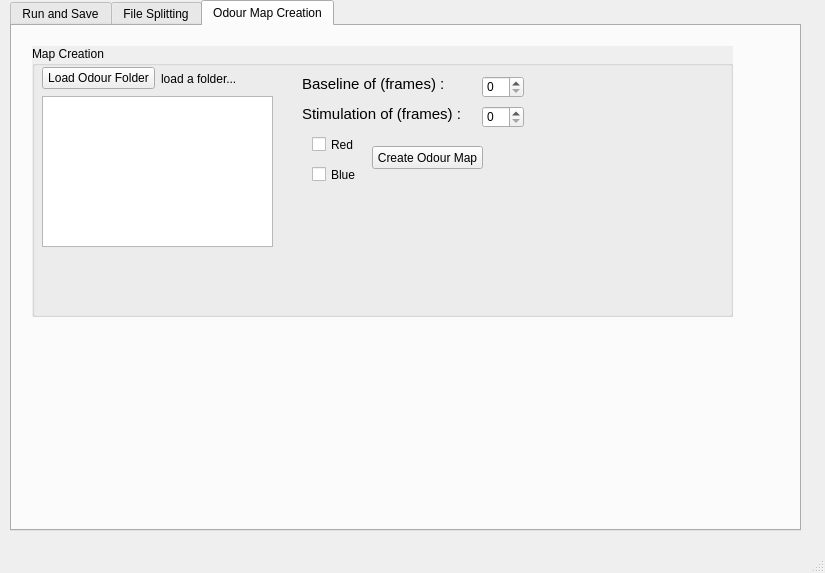
The window that isoi_window_V2.ui (JohnstonLab/OMMI) describes before a commit, drawn with Qt 5.
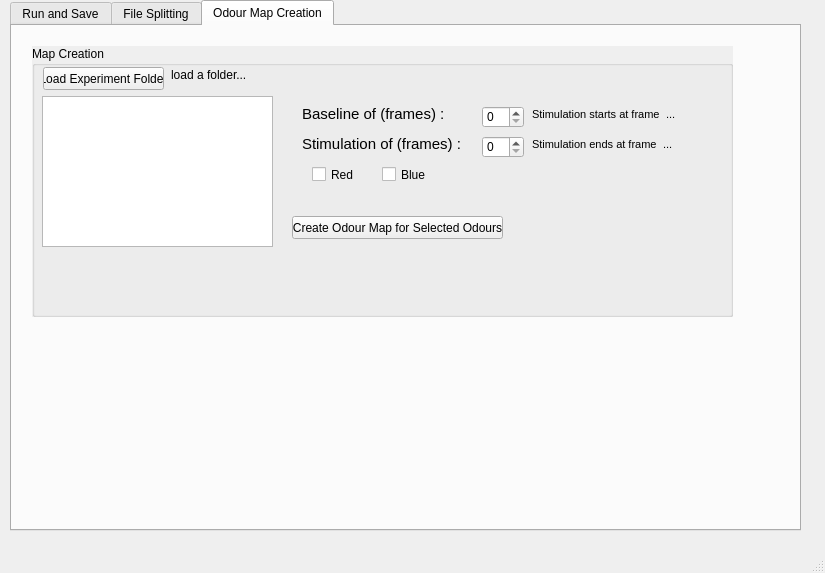
The same window after the commit. The open tabs and pages were chosen to show the change.

Commit message: connection between GUI and odour map panel

```diff
--- a/isoi_window_V2.ui
+++ b/isoi_window_V2.ui
@@ -891,7 +891,7 @@
        <property name="geometry">
         <rect>
          <x>270</x>
-         <y>30</y>
+         <y>60</y>
          <width>151</width>
          <height>16</height>
         </rect>
@@ -909,7 +909,7 @@
        <property name="geometry">
         <rect>
          <x>450</x>
-         <y>30</y>
+         <y>60</y>
          <width>42</width>
          <height>22</height>
         </rect>
@@ -919,7 +919,7 @@
        <property name="geometry">
         <rect>
          <x>270</x>
-         <y>60</y>
+         <y>90</y>
          <width>171</width>
          <height>16</height>
         </rect>
@@ -937,7 +937,7 @@
        <property name="geometry">
         <rect>
          <x>450</x>
-         <y>60</y>
+         <y>90</y>
          <width>42</width>
          <height>22</height>
         </rect>
@@ -947,7 +947,7 @@
        <property name="geometry">
         <rect>
          <x>280</x>
-         <y>90</y>
+         <y>120</y>
          <width>70</width>
          <height>17</height>
         </rect>
@@ -959,7 +959,7 @@
       <widget class="QCheckBox" name="blueProcess">
        <property name="geometry">
         <rect>
-         <x>280</x>
+         <x>350</x>
          <y>120</y>
          <width>70</width>
          <height>17</height>
@@ -972,42 +972,128 @@
       <widget class="QPushButton" name="mapBtn">
        <property name="geometry">
         <rect>
-         <x>340</x>
-         <y>100</y>
-         <width>111</width>
+         <x>260</x>
+         <y>170</y>
+         <width>211</width>
          <height>23</height>
         </rect>
        </property>
        <property name="text">
-        <string>Create Odour Map</string>
+        <string>Create Odour Map for Selected Odours</string>
        </property>
       </widget>
-      <widget class="QWidget" name="layoutWidget">
+      <widget class="QWidget" name="">
        <property name="geometry">
         <rect>
-         <x>10</x>
-         <y>20</y>
-         <width>231</width>
-         <height>25</height>
+         <x>500</x>
+         <y>90</y>
+         <width>171</width>
+         <height>16</height>
         </rect>
        </property>
-       <layout class="QHBoxLayout" name="horizontalLayout_13">
+       <layout class="QHBoxLayout" name="horizontalLayout_14">
         <item>
-         <widget class="QPushButton" name="loadOdourFolderBtn">
+         <widget class="QLabel" name="label_22">
+          <property name="font">
+           <font>
+            <pointsize>8</pointsize>
+           </font>
+          </property>
           <property name="text">
-           <string>Load Odour Folder</string>
+           <string>Stimulation ends at frame</string>
           </property>
          </widget>
         </item>
         <item>
-         <widget class="QLabel" name="odourFolder">
+         <widget class="QLabel" name="stimEndLabel">
+          <property name="font">
+           <font>
+            <pointsize>8</pointsize>
+           </font>
+          </property>
           <property name="text">
-           <string>load a folder...</string>
+           <string>...</string>
           </property>
          </widget>
         </item>
        </layout>
       </widget>
+      <widget class="QWidget" name="">
+       <property name="geometry">
+        <rect>
+         <x>500</x>
+         <y>60</y>
+         <width>171</width>
+         <height>16</height>
+        </rect>
+       </property>
+       <layout class="QHBoxLayout" name="horizontalLayout_15">
+        <item>
+         <widget class="QLabel" name="label_17">
+          <property name="font">
+           <font>
+            <pointsize>8</pointsize>
+           </font>
+          </property>
+          <property name="text">
+           <string>Stimulation starts at frame</string>
+          </property>
+         </widget>
+        </item>
+        <item>
+         <widget class="QLabel" name="stimStartLabel">
+          <property name="font">
+           <font>
+            <pointsize>8</pointsize>
+           </font>
+          </property>
+          <property name="text">
+           <string>...</string>
+          </property>
+         </widget>
+        </item>
+       </layout>
+      </widget>
+      <widget class="QPushButton" name="loadOdourFolderBtn">
+       <property name="geometry">
+        <rect>
+         <x>11</x>
+         <y>21</y>
+         <width>121</width>
+         <height>23</height>
+        </rect>
+       </property>
+       <property name="text">
+        <string>Load Experiment Folder</string>
+       </property>
+      </widget>
+      <widget class="QLabel" name="expFolderO">
+       <property name="geometry">
+        <rect>
+         <x>139</x>
+         <y>21</y>
+         <width>241</width>
+         <height>16</height>
+        </rect>
+       </property>
+       <property name="text">
+        <string>load a folder...</string>
+       </property>
+      </widget>
+      <zorder>odourFoldersList</zorder>
+      <zorder>label</zorder>
+      <zorder>baselineLength</zorder>
+      <zorder>label_5</zorder>
+      <zorder>stimLength</zorder>
+      <zorder>redProcessBox</zorder>
+      <zorder>blueProcessBox</zorder>
+      <zorder>mapBtn</zorder>
+      <zorder>layoutWidget</zorder>
+      <zorder>expFolderO</zorder>
+      <zorder>label_17</zorder>
+      <zorder>stimStartLabel</zorder>
+      <zorder>label_22</zorder>
+      <zorder>stimEndLabel</zorder>
      </widget>
     </widget>
    </widget>
```
Left out of the diff: 9 changed lines with no effect on the pictures. The commit also changes 3 other files.
